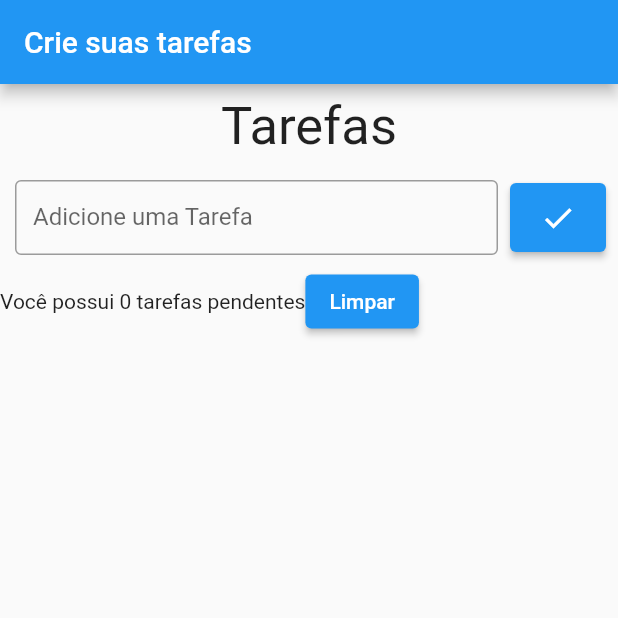
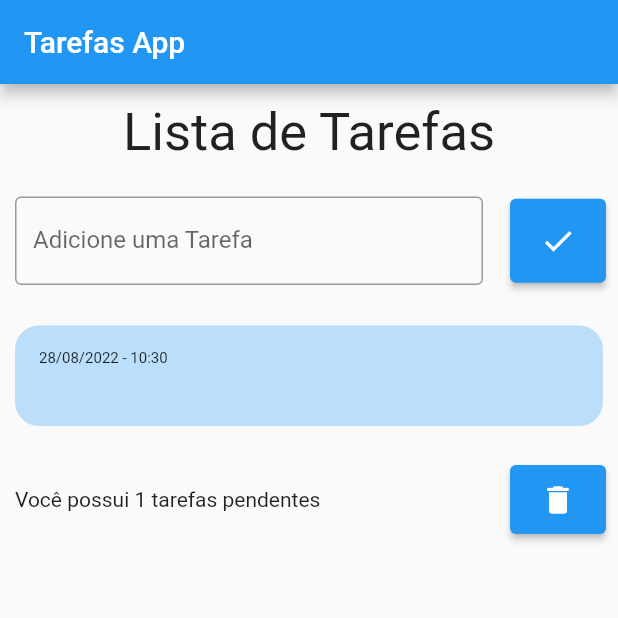
Before and after one commit to GuiGodooi/app_tarefas, a Flutter app: the screen it shows after launch, after a tap on the "check" icon, on a phone screen of 412 x 824 dp, the top half of it. Run offline on Flutter 3.47's test engine with Material 2 defaults, Android fonts, the phone set to English and light mode, and no system bars; drawn by our look-alikes of flutter_slidable.

Commit message:
editing buttons creating logic

```diff
--- a/lib/main.dart
+++ b/lib/main.dart
@@ -10,10 +10,10 @@ class MyApp extends StatelessWidget {
 
   @override
   Widget build(BuildContext context) {
-    return MaterialApp(
+    return const MaterialApp(
       title: 'Tarefas',
       debugShowCheckedModeBanner: false,
-      home: const MyHomePage(),
+      home: MyHomePage(),
     );
   }
 }
--- /dev/null
+++ b/lib/model/todo.dart
@@ -0,0 +1,6 @@
+class Todo {
+  Todo({required this.title, required this.dateTime});
+
+  String title;
+  DateTime dateTime;
+}
--- /dev/null
+++ b/lib/view/list_todos.dart
@@ -0,0 +1,66 @@
+import 'package:app_listatarefas/model/todo.dart';
+import 'package:flutter/material.dart';
+import 'package:flutter_slidable/flutter_slidable.dart';
+import 'package:intl/intl.dart';
+
+class TodoListItem extends StatelessWidget {
+  const TodoListItem({
+    Key? key,
+    required this.todo,
+    required this.onDelete,
+  }) : super(key: key);
+
+  final Todo todo;
+  final Function(Todo) onDelete;
+
+  @override
+  Widget build(BuildContext context) {
+    return Padding(
+      padding: const EdgeInsets.symmetric(vertical: 2),
+      child: Slidable(
+        endActionPane: ActionPane(
+          motion: const DrawerMotion(),
+          dismissible: DismissiblePane(onDismissed: () {}),
+          children: [
+            SlidableAction(
+              onPressed: (context) {
+                onDelete(todo);
+              },
+              borderRadius: BorderRadius.circular(16),
+              backgroundColor: Color(0xFFFE4A49),
+              foregroundColor: Colors.white,
+              icon: Icons.delete,
+              label: 'Delete',
+            ),
+          ],
+        ),
+        child: Container(
+          padding: const EdgeInsets.all(4),
+          decoration: BoxDecoration(
+            borderRadius: BorderRadius.circular(16),
+            color: Colors.blue[100],
+          ),
+          child: Padding(
+            padding: const EdgeInsets.all(12),
+            child: Column(
+              crossAxisAlignment: CrossAxisAlignment.stretch,
+              children: [
+                Text(
+                  DateFormat('dd/MM/yyyy - HH:mm').format(todo.dateTime),
+                  style: const TextStyle(fontSize: 10),
+                ),
+                Text(
+                  todo.title,
+                  style: const TextStyle(
+                    fontSize: 20,
+                    fontWeight: FontWeight.bold,
+                  ),
+                ),
+              ],
+            ),
+          ),
+        ),
+      ),
+    );
+  }
+}
--- a/lib/view/tarefas.dart
+++ b/lib/view/tarefas.dart
@@ -1,4 +1,7 @@
 import 'package:flutter/material.dart';
+
+import '../model/todo.dart';
+import 'list_todos.dart';
 
 class MyHomePage extends StatefulWidget {
   const MyHomePage({Key? key}) : super(key: key);
@@ -8,20 +11,31 @@ class MyHomePage extends StatefulWidget {
 }
 
 class _MyHomePageState extends State<MyHomePage> {
+  final TextEditingController todoController = TextEditingController();
+  final List<Todo> todos = [];
+
+  Todo? deletedTodo;
+  int? deletedTodoPos;
+
   @override
   Widget build(BuildContext context) {
-    return Scaffold(
+    return SafeArea(
+      child: Scaffold(
         appBar: AppBar(
-        title: Text('Crie suas tarefas'),
+          title: const Text(
+            'Tarefas App',
+            textAlign: TextAlign.center,
           ),
-      body: SafeArea(
-        child: Center(
+        ),
+        body: Center(
           child: Column(
+            mainAxisSize: MainAxisSize.max,
+            crossAxisAlignment: CrossAxisAlignment.center,
             children: [
-              Padding(
-                padding: const EdgeInsets.all(8.0),
+              const Padding(
+                padding: EdgeInsets.all(12),
                 child: Text(
-                  'Tarefas',
+                  'Lista de Tarefas',
                   style: TextStyle(fontSize: 35),
                 ),
               ),
@@ -30,12 +44,11 @@ class _MyHomePageState extends State<MyHomePage> {
                   Expanded(
                     flex: 3,
                     child: Padding(
-                      padding: const EdgeInsets.only(left: 10),
-                      child: SizedBox(
-                        height: 50,
-                        width: 270,
+                      padding: const EdgeInsets.all(10),
                       child: TextField(
-                          decoration: InputDecoration(
+                        controller: todoController,
+                        decoration: const InputDecoration(
+                          fillColor: Colors.white,
                           labelText: 'Adicione uma Tarefa',
                           hintText: 'Ex. Fazer Exercício',
                           border: OutlineInputBorder(),
@@ -43,17 +56,25 @@ class _MyHomePageState extends State<MyHomePage> {
                       ),
                     ),
                   ),
-                  ),
                   Padding(
                     padding: const EdgeInsets.all(8.0),
                     child: ElevatedButton(
+                      onPressed: () {
+                        String text = todoController.text;
+
+                        setState(() {
+                          Todo newTodo = Todo(
+                            title: text,
+                            dateTime: DateTime.now(),
+                          );
+                          todos.add(newTodo);
+                        });
+                        todoController.clear();
+                      },
                       style: ElevatedButton.styleFrom(
-                        padding: EdgeInsets.all(
-                          11,
+                        padding: const EdgeInsets.all(16),
                       ),
-                      ),
-                      onPressed: () {},
-                      child: Icon(
+                      child: const Icon(
                         Icons.check,
                         color: Colors.white,
                       ),
@@ -61,16 +82,69 @@ class _MyHomePageState extends State<MyHomePage> {
                   )
                 ],
               ),
-              Row(
+              const SizedBox(
+                height: 5,
+              ),
+              Flexible(
+                child: Padding(
+                  padding: const EdgeInsets.all(10),
+                  child: ListView(
+                    shrinkWrap: true,
                     children: [
-                  Text(
-                    'Você possui 0 tarefas pendentes',
-                  ),
-                  ElevatedButton(
-                    onPressed: () {},
-                    child: Text('Limpar'),
+                      //lista de tarefas;
+                      for (Todo todo in todos)
+                        TodoListItem(
+                          todo: todo,
+                          onDelete: onDelete,
                         ),
                     ],
+                  ),
+                ),
+              ),
+              const SizedBox(
+                height: 5,
+              ),
+              SizedBox(
+                child: Row(
+                  children: [
+                    Expanded(
+                      child: Padding(
+                        padding: const EdgeInsets.all(10),
+                        child: Text(
+                          //Texto no inferior com a quantidades de tarefas;
+                          'Você possui ${todos.length} tarefas pendentes',
+                        ),
+                      ),
+                    ),
+                    Padding(
+                      padding: const EdgeInsets.all(8.0),
+                      child: ElevatedButton(
+                        style: ElevatedButton.styleFrom(
+                          padding: const EdgeInsets.all(
+                            11,
+                          ),
+                        ),
+                        onPressed: () {
+                          //limpar toda a lista;
+                          String text = todoController.text;
+
+                          setState(() {
+                            Todo(
+                              title: text,
+                              dateTime: DateTime.now(),
+                            );
+                            todos.clear();
+                          });
+                          todoController.clear();
+                        },
+                        child: const Icon(
+                          Icons.delete,
+                          color: Colors.white,
+                        ),
+                      ),
+                    ),
+                  ],
+                ),
               ),
             ],
           ),
@@ -78,4 +152,30 @@ class _MyHomePageState extends State<MyHomePage> {
       ),
     );
   }
+
+  void onDelete(Todo todo) {
+    deletedTodo = todo;
+    deletedTodoPos = todos.indexOf(todo);
+
+    setState(() {
+      todos.remove(todo);
+    });
+    ScaffoldMessenger.of(context).clearSnackBars(); //limpar notificação
+    ScaffoldMessenger.of(context).showSnackBar(
+      //Mostrar notificação
+      SnackBar(
+        content: Text(
+          'Tarefa ${todo.title} foi removida com sucesso!',
+        ),
+        action: SnackBarAction(
+          label: 'Desfazer',
+          onPressed: () {
+            setState(() {
+              todos.insert(deletedTodoPos!, deletedTodo!);
+            });
+          },
+        ),
+      ),
+    );
   }
+}
--- a/pubspec.yaml
+++ b/pubspec.yaml
@@ -34,6 +34,9 @@ dependencies:
   # The following adds the Cupertino Icons font to your application.
   # Use with the CupertinoIcons class for iOS style icons.
   cupertino_icons: ^1.0.2
+  intl:
+  flutter_slidable: ^2.0.0
+
 
 dev_dependencies:
   flutter_test:
```
Also changed, not shown: pubspec.lock. Lines whose indentation alone changed are shown as unchanged.
